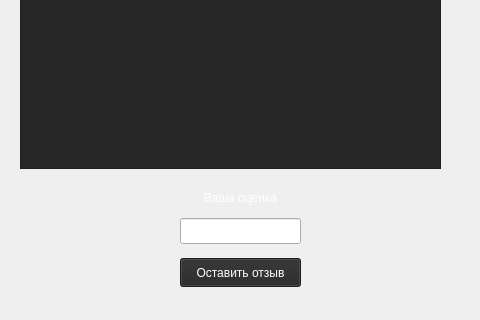
Old version of the form FINTESS_CENTRE/comment.ui in the repository bartem1us/Fitness_Centre; both pictures show x 160 to 640 and y 122 to 442 of the 816 by 442 pixel window.
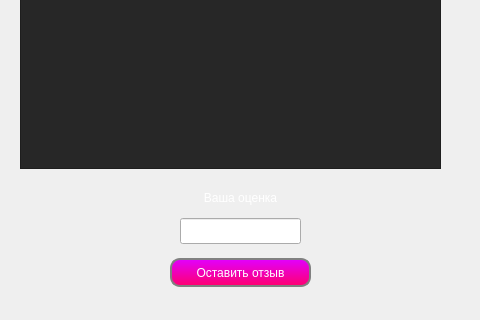
New version of the form. Icons and pictures are not drawn.

The edit to the form file:
```diff
--- a/FINTESS_CENTRE/comment.ui
+++ b/FINTESS_CENTRE/comment.ui
@@ -98,17 +98,19 @@
   <widget class="QPushButton" name="addComment">
    <property name="geometry">
     <rect>
-     <x>340</x>
+     <x>330</x>
      <y>380</y>
-     <width>121</width>
+     <width>141</width>
      <height>29</height>
     </rect>
    </property>
    <property name="styleSheet">
-    <string notr="true">QPushButton
-{
-	color: rgb(255, 255, 255);
-	background-color: rgb(39, 39, 39);
+    <string notr="true">QPushButton#addComment {
+	background: qlineargradient(x1:0, y1:0, x2:0, y2:1, stop:0 #e100ff, stop:1 #ff006f);
+	color: white;
+    border: 2px solid gray;
+    border-radius: 10px; /* Радиус закругления */
+    padding: 2px 10px;
 }</string>
    </property>
    <property name="text">
```
